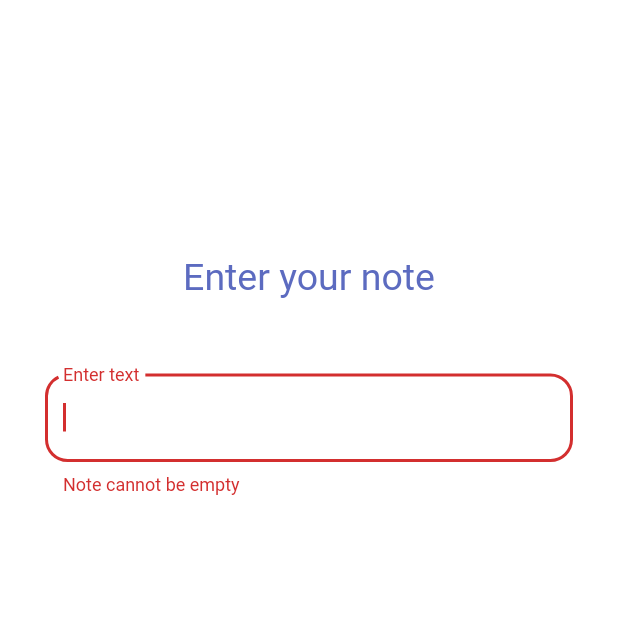
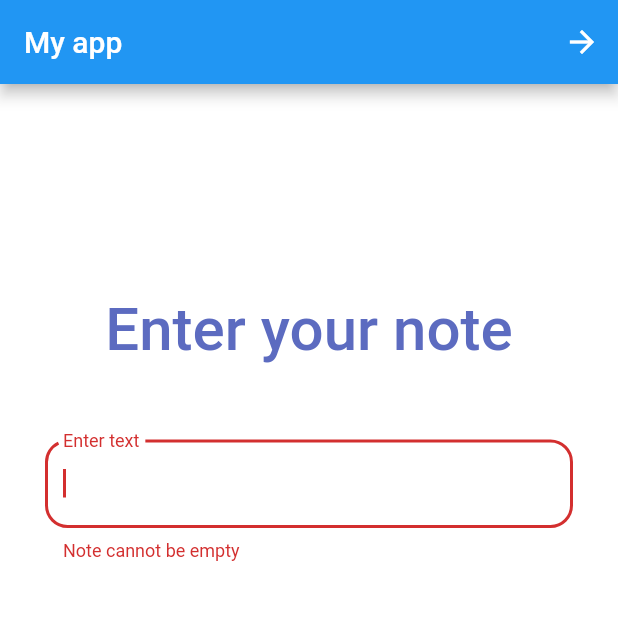
Before and after one commit to aerfio/flutter-project, a Flutter app: the screen it shows after launch, on a phone screen of 412 x 824 dp, the top half of it. Run offline on Flutter 3.47's test engine with Material 2 defaults, Android fonts, the phone set to English and light mode, and no system bars; Roboto replaces fonts that are missing (Poppins).

Commit message:
add second route (#6)

```diff
--- a/lib/main.dart
+++ b/lib/main.dart
@@ -1,5 +1,6 @@
 import 'package:flutter/material.dart';
-import 'package:flutter/services.dart';
+import 'textForm.dart';
+import 'titleText.dart';
 
 void main() => runApp(new MyApp());
 
@@ -9,48 +10,64 @@ class MyApp extends StatelessWidget {
     return MaterialApp(
         debugShowCheckedModeBanner: false,
         title: "Welcome pczk",
-        home: new Material(
+        theme: ThemeData.light(),
+        // darkTheme: ThemeData.dark(),
+        home: MainRoute());
+  }
+}
+
+class MainRoute extends StatelessWidget {
+  @override
+  Widget build(BuildContext context) {
+    return new MaterialApp(
+        home: Scaffold(
+      appBar: AppBar(
+        title: Text('My app'),
+        actions: <Widget>[
+          IconButton(
+            icon: Icon(Icons.arrow_forward),
+            tooltip: 'Search',
+            onPressed: () {
+              Navigator.push(
+                context,
+                MaterialPageRoute(builder: (context) => SecondRoute()),
+              );
+            },
+          ),
+        ],
+      ),
+      body: new Material(
           child: new Container(
               padding: const EdgeInsets.all(30.0),
               color: Colors.white,
               child: new Container(
                 child: new Center(
                     child: new Column(children: [
-                    Padding(padding: EdgeInsets.only(top: 140.0)),
-                    new Text(
-                      'Enter your note',
-                      style: new TextStyle(
-                          color: Colors.indigo.shade400, fontSize: 25.0),
+                  Padding(padding: EdgeInsets.only(top: 110.0)),
+                  TitleText(),
+                  new Padding(padding: EdgeInsets.only(top: 50.0)),
+                  new TextForm()
+                ])),
+              ))),
+    ));
+  }
+}
+
+class SecondRoute extends StatelessWidget {
+  @override
+  Widget build(BuildContext context) {
+    return Scaffold(
+      appBar: AppBar(
+        title: Text("Second Route"),
       ),
-                    new Padding(padding: EdgeInsets.only(top: 50.0)),
-                    new TextFormField(
-                      autofocus: true,
-                      autovalidate: true,
-                      decoration: new InputDecoration(
-                        labelText: "Enter text",
-                        fillColor: Colors.white,
-                        border: new OutlineInputBorder(
-                          borderRadius: new BorderRadius.circular(15.0),
-                          borderSide: new BorderSide(),
+      body: Center(
+        child: RaisedButton(
+          onPressed: () {
+            Navigator.pop(context);
+          },
+          child: Text('Go back!'),
         ),
       ),
-                      validator: (val) {
-                        if (val.length == 0) {
-                          return "Note cannot be empty";
-                        } else {
-                          return null;
-                        }
-                      },
-                      keyboardType: TextInputType.text,
-                      style: new TextStyle(
-                        fontFamily: "Poppins",
-                      ),
-                      onFieldSubmitted: (String data) {
-                        print('Debugging like in JS ecksde');
-                        SystemNavigator.pop();
-                      },
-                    ),
-                  ])),
-                ))));
+    );
   }
 }
--- /dev/null
+++ b/lib/textForm.dart
@@ -0,0 +1,34 @@
+import 'package:flutter/material.dart';
+import 'package:flutter/services.dart';
+
+class TextForm extends StatelessWidget {
+  Widget build(context) {
+    return new TextFormField(
+      autofocus: true,
+      autovalidate: true,
+      decoration: new InputDecoration(
+        labelText: "Enter text",
+        fillColor: Colors.white,
+        border: new OutlineInputBorder(
+          borderRadius: new BorderRadius.circular(15.0),
+          borderSide: new BorderSide(),
+        ),
+      ),
+      validator: (val) {
+        if (val.length == 0) {
+          return "Note cannot be empty";
+        } else {
+          return null;
+        }
+      },
+      keyboardType: TextInputType.text,
+      style: new TextStyle(
+        fontFamily: "Poppins",
+      ),
+      onFieldSubmitted: (String data) {
+        print('Debugging like in JS ecksde');
+        SystemNavigator.pop();
+      },
+    );
+  }
+}
--- /dev/null
+++ b/lib/titleText.dart
@@ -0,0 +1,14 @@
+import 'package:flutter/material.dart';
+
+class TitleText extends StatelessWidget {
+  Widget build(context) {
+    return new Text(
+      'Enter your note',
+      style: new TextStyle(
+          color: Colors.indigo.shade400,
+          fontSize: 40.0,
+          fontStyle: FontStyle.normal,
+          fontWeight: FontWeight.w500),
+    );
+  }
+}
```
Also changed, not shown: lib/mainText.dart (deleted). Lines whose indentation alone changed are shown as unchanged.
